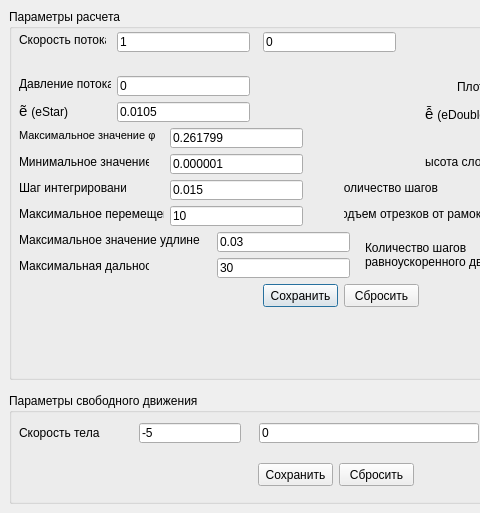
First picture: the form in solversettings.ui, repository ChrisEllin/VortexMethod, before the edit; both pictures show x 0 to 480 and y 0 to 513 of the 716 by 513 pixel window.
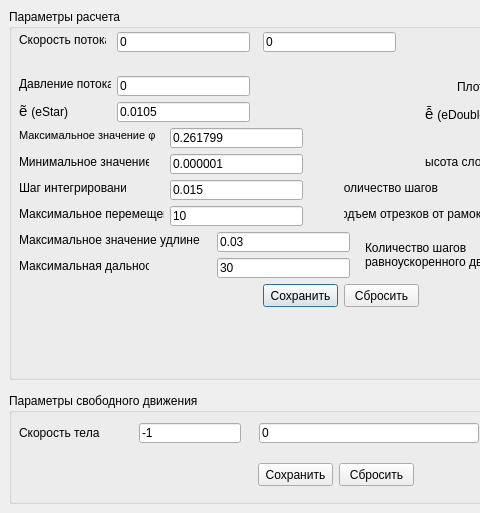
Second picture: the form after the edit.

```diff
--- a/solversettings.ui
+++ b/solversettings.ui
@@ -438,7 +438,7 @@
      </rect>
     </property>
     <property name="text">
-     <string>1</string>
+     <string>0</string>
     </property>
    </widget>
    <widget class="QLabel" name="label_7">
@@ -517,7 +517,7 @@
      </rect>
     </property>
     <property name="text">
-     <string>-5</string>
+     <string>-1</string>
     </property>
    </widget>
    <widget class="QLineEdit" name="zVelBodyLineEdit">
```
